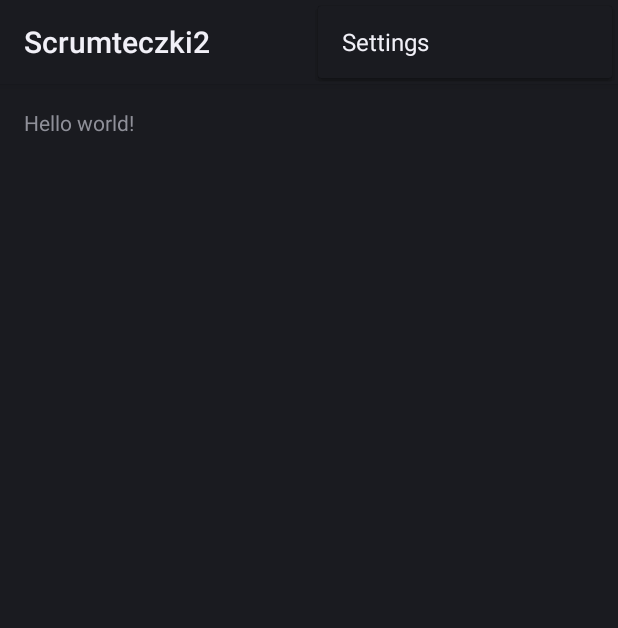
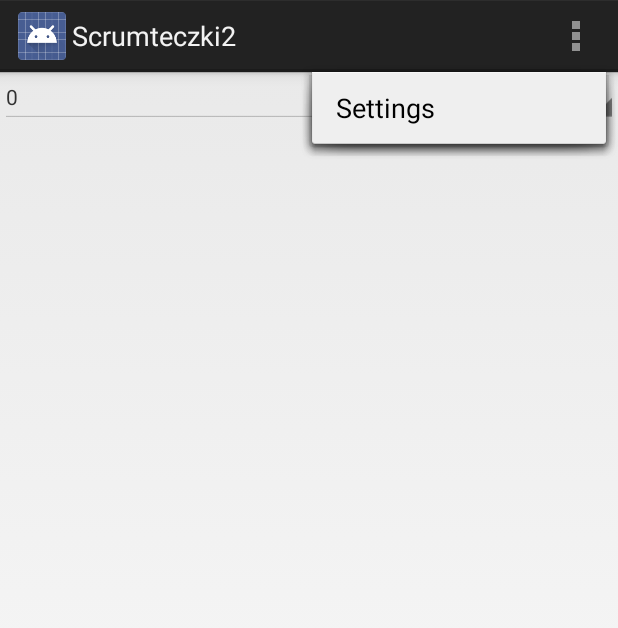
Before and after one commit to kemot90/Scrumteczki2, an Android app: the screen it shows after launch (MainActivity), with the options menu open, on a phone screen of 412 x 824 dp. Shown: the top 628 px of the screen. Run offline under Robolectric (Android 15) with nearby library versions, the phone set to English and light mode, and no system bars.

Commit message:
Dodanie adaptera i komparatora dla estymat.
Zastosowanie nowego stylu dla widoku aplikacji (jasny holo).
Dodanie klasy utilsowej dla łańcuchów znaków.
Dodanie testowego spinnera dla estymat.

```diff
--- a/Scrumteczki2/src/main/java/pl/kemot/scrum/scrumteczki2/Estimate.java
+++ b/Scrumteczki2/src/main/java/pl/kemot/scrum/scrumteczki2/Estimate.java
@@ -3,17 +3,19 @@ package pl.kemot.scrum.scrumteczki2;
 /**
  * Created by Tomek on 05.10.13.
  */
-public class Estimate {
+public class Estimate implements Comparable<Estimate> {
     /** Etykieta estymaty. */
     private final String label;
     /** Estymowany czas trwania w godzinach. */
-    private final int estimateTimeInHours;
+    private final Integer estimateTimeInMinutes;
     /** Stała określająca liczbę godzin w dobie. */
     private static final int HOURS_IN_DAY = 24;
+    /** Stała określająca ilość minut w godzinie */
+    private static final int MINUTES_IN_HOUR = 60;
 
-    private Estimate(String label, int estimateTimeInHours) {
+    private Estimate(String label, Integer estimateTimeInMinutes) {
         this.label = label;
-        this.estimateTimeInHours = estimateTimeInHours;
+        this.estimateTimeInMinutes = estimateTimeInMinutes;
     }
 
     /**
@@ -21,9 +23,10 @@ public class Estimate {
      * @param hours Estymowany czas w godzinach.
      * @return Estymata w godzinach.
      */
-    public static Estimate createInstanceByHours(int hours) {
-        String label = String.valueOf(hours);
-        return new Estimate(label, hours);
+    public static Estimate createInstanceByHours(Float hours) {
+        Integer durationTimeInMinutes = Float.floatToIntBits(hours * Float.intBitsToFloat(MINUTES_IN_HOUR));
+        String label = StringUtils.readableFormat(hours);
+        return new Estimate(label, durationTimeInMinutes);
     }
 
     /**
@@ -33,8 +36,8 @@ public class Estimate {
      */
     public static Estimate createInstanceByDays(short days) {
         String label = String.valueOf(days) + "d";
-        int durationTimeInHours = days * HOURS_IN_DAY;
-        return new Estimate(label, durationTimeInHours);
+        Integer durationTimeInMinutes = days * HOURS_IN_DAY * MINUTES_IN_HOUR;
+        return new Estimate(label, durationTimeInMinutes);
     }
 
     /**
@@ -45,9 +48,14 @@ public class Estimate {
     }
 
     /**
-     * @return Wartość estymaty w godzinach.
+     * @return Wartość estymaty w minutach.
      */
-    public int getEstimateTimeInHours() {
-        return estimateTimeInHours;
+    public Integer getEstimateTimeInMinutes() {
+        return estimateTimeInMinutes;
+    }
+
+    @Override
+    public int compareTo(Estimate another) {
+        return estimateTimeInMinutes.compareTo(another.estimateTimeInMinutes);
     }
 }
--- /dev/null
+++ b/Scrumteczki2/src/main/java/pl/kemot/scrum/scrumteczki2/EstimateAdapter.java
@@ -0,0 +1,44 @@
+package pl.kemot.scrum.scrumteczki2;
+
+import android.content.Context;
+import android.view.View;
+import android.view.ViewGroup;
+import android.widget.ArrayAdapter;
+import android.widget.TextView;
+
+/**
+ * Created by Tomek on 05.10.13.
+ */
+public class EstimateAdapter extends ArrayAdapter<Estimate> { //TODO: zrobić koszerny adapter z Layout Inflaterem
+    private Estimate[] estimates;
+    private Context context;
+
+    public EstimateAdapter(Context context, int resource, Estimate[] estimates) {
+        super(context, resource, estimates);
+        this.estimates = estimates;
+        this.context = context;
+    }
+
+    @Override
+    public View getView(int position, View convertView, ViewGroup parent) {
+        TextView labelText = new TextView(context);
+        String label = estimates[position].getLabel();
+        labelText.setText(label);
+
+        return labelText;
+    }
+
+    @Override
+    public View getDropDownView(int position, View convertView, ViewGroup parent) {
+        TextView labelText = new TextView(context);
+        String label = estimates[position].getLabel();
+        labelText.setText(label);
+
+        return labelText;
+    }
+
+    @Override
+    public Estimate getItem(int position) {
+        return estimates[position];
+    }
+}
--- /dev/null
+++ b/Scrumteczki2/src/main/java/pl/kemot/scrum/scrumteczki2/EstimateComparator.java
@@ -0,0 +1,14 @@
+package pl.kemot.scrum.scrumteczki2;
+
+import java.util.Comparator;
+
+/**
+ * Created by Tomek on 05.10.13.
+ * Komparator używany do sortowania estymat.
+ */
+public class EstimateComparator implements Comparator<Estimate> {
+    @Override
+    public int compare(Estimate leftEstimate, Estimate rightEstimate) {
+        return leftEstimate.compareTo(rightEstimate);
+    }
+}
--- a/Scrumteczki2/src/main/java/pl/kemot/scrum/scrumteczki2/MainActivity.java
+++ b/Scrumteczki2/src/main/java/pl/kemot/scrum/scrumteczki2/MainActivity.java
@@ -3,6 +3,11 @@ package pl.kemot.scrum.scrumteczki2;
 import android.os.Bundle;
 import android.app.Activity;
 import android.view.Menu;
+import android.widget.Spinner;
+
+import java.lang.reflect.Array;
+import java.util.LinkedList;
+import java.util.List;
 
 public class MainActivity extends Activity {
 
@@ -10,8 +15,24 @@ public class MainActivity extends Activity {
     protected void onCreate(Bundle savedInstanceState) {
         super.onCreate(savedInstanceState);
         setContentView(R.layout.main);
+        List<Estimate> estimatesList = new LinkedList<Estimate>();
+        estimatesList.add(Estimate.createInstanceByHours(0f));
+        estimatesList.add(Estimate.createInstanceByHours(0.5f));
+        estimatesList.add(Estimate.createInstanceByHours(2f));
+        estimatesList.add(Estimate.createInstanceByHours(1f));
+        estimatesList.add(Estimate.createInstanceByDays((short) 3));
+
+        Estimate[] estimates = (Estimate[]) Array.newInstance(Estimate.class, estimatesList.size());
+        for (int i = 0; i < estimatesList.size(); i++) {
+            estimates[i] = estimatesList.get(i);
+        }
+
+        EstimateAdapter estimateAdapter = new EstimateAdapter(MainActivity.this, R.layout.main, estimates);
+        estimateAdapter.sort(new EstimateComparator());
+
+        Spinner estimateLeft = (Spinner) findViewById(R.id.estimateLeft);
+        estimateLeft.setAdapter(estimateAdapter);
     }
-
 
     @Override
     public boolean onCreateOptionsMenu(Menu menu) {
@@ -19,5 +40,4 @@ public class MainActivity extends Activity {
         getMenuInflater().inflate(R.menu.main, menu);
         return true;
     }
-
 }
--- /dev/null
+++ b/Scrumteczki2/src/main/java/pl/kemot/scrum/scrumteczki2/StringUtils.java
@@ -0,0 +1,21 @@
+package pl.kemot.scrum.scrumteczki2;
+
+/**
+ * Created by Tomek on 06.10.13.
+ */
+public class StringUtils {
+    /**
+     * Zamienia typ zmiennoprzecinkowy na czytelny, czysty format w postaci ciągu znaków.
+     * @param value wartość zmiennoprzecinkowa.
+     * @return Liczbę w czytelnym formacie w postaci ciągu znaków. Np.:
+     * 123,456000 zwróci 123,456
+     * 123,000000 zwróci 123
+     */
+    public static String readableFormat(double value)
+    {
+        if(value == (int) value)
+            return String.format("%d", (int) value);
+        else
+            return String.format("%s", value);
+    }
+}
--- a/Scrumteczki2/src/main/res/layout/main.xml
+++ b/Scrumteczki2/src/main/res/layout/main.xml
@@ -1,16 +1,12 @@
-<RelativeLayout xmlns:android="http://schemas.android.com/apk/res/android"
+<LinearLayout xmlns:android="http://schemas.android.com/apk/res/android"
     xmlns:tools="http://schemas.android.com/tools"
     android:layout_width="match_parent"
     android:layout_height="match_parent"
-    android:paddingLeft="@dimen/activity_horizontal_margin"
-    android:paddingRight="@dimen/activity_horizontal_margin"
-    android:paddingTop="@dimen/activity_vertical_margin"
-    android:paddingBottom="@dimen/activity_vertical_margin"
-    tools:context=".MainActivity">
+    android:orientation="vertical">
 
-    <TextView
-        android:layout_width="wrap_content"
-        android:layout_height="wrap_content"
-        android:text="@string/hello_world" />
+    <Spinner
+        android:id="@+id/estimateLeft"
+        android:layout_width="fill_parent"
+        android:layout_height="wrap_content" />
 
-</RelativeLayout>
+</LinearLayout>
--- a/Scrumteczki2/src/main/res/values/styles.xml
+++ b/Scrumteczki2/src/main/res/values/styles.xml
@@ -4,7 +4,7 @@
         Base application theme, dependent on API level. This theme is replaced
         by AppBaseTheme from res/values-vXX/styles.xml on newer devices.
     -->
-    <style name="AppBaseTheme" parent="android:Theme">
+    <style name="AppBaseTheme" parent="android:Theme.Holo.Light.DarkActionBar">
         <!--
             Theme customizations available in newer API levels can go in
             res/values-vXX/styles.xml, while customizations related to
```
Also changed, not shown: Scrumteczki2/src/main/AndroidManifest.xml (+5 -4 lines), gradle/wrapper/gradle-wrapper.properties.
